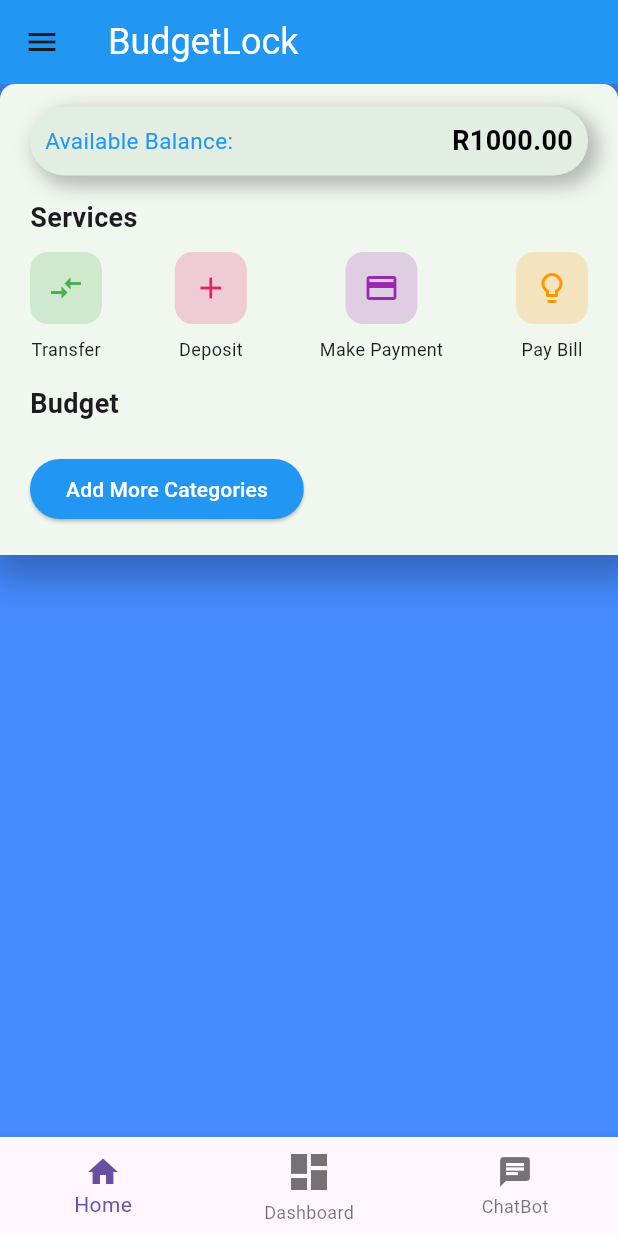
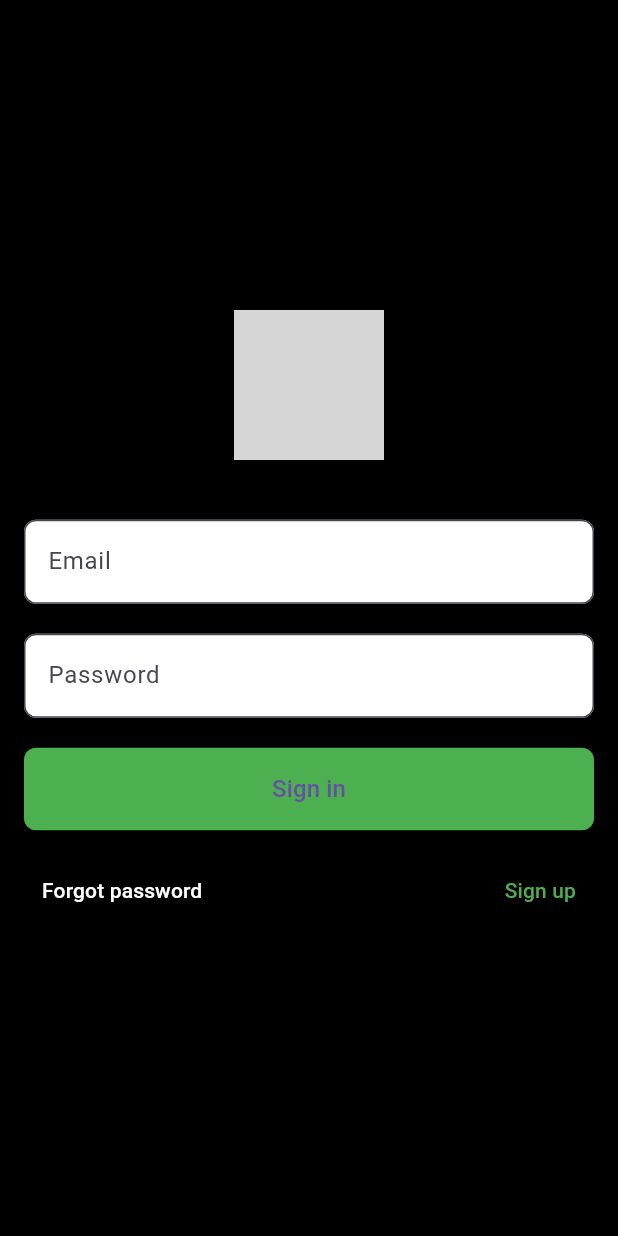
Before and after one commit to Mahlomola2002/BudgetLock, a Flutter app: the screen it shows after launch, on a phone screen of 412 x 824 dp. Run offline on Flutter 3.47's test engine with Material 3 defaults, Android fonts, the phone set to English and light mode, and no system bars; our stand-ins replace emoji_picker_flutter, firebase_auth, firebase_core; accounts and stored records are empty; grey boxes are pictures that could not be loaded.

Commit message:
added sign in

```diff
--- a/lib/main.dart
+++ b/lib/main.dart
@@ -1,10 +1,37 @@
 // ignore_for_file: prefer_const_constructors, use_key_in_widget_constructors, prefer_const_literals_to_create_immutables
 
 import 'package:budget_lock/screens/chatbot.dart';
+import 'package:budget_lock/screens/emailverification.dart';
+import 'package:budget_lock/screens/login_screen.dart';
+import 'package:budget_lock/screens/signup_screen.dart';
 import 'package:flutter/material.dart';
 import 'screens/home.dart';
+// ignore_for_file: prefer_const_constructors, use_key_in_widget_constructors, prefer_const_literals_to_create_immutables
+import 'package:firebase_core/firebase_core.dart';
+import 'package:flutter/foundation.dart'; // For kIsWeb
+import 'package:flutter/material.dart';
 
-void main() {
+void main() async {
+  WidgetsFlutterBinding.ensureInitialized();
+
+  if (kIsWeb) {
+    // Initialize Firebase for Web
+    await Firebase.initializeApp(
+      options: FirebaseOptions(
+        apiKey: "AIzaSyB_fJyZrgVUQGHqqaeP0pj6BcmZOSU0rsc",
+        authDomain: "budgetlock-912ac.firebaseapp.com",
+        projectId: "budgetlock-912ac",
+        storageBucket: "budgetlock-912ac.appspot.com",
+        messagingSenderId: "753165604601",
+        appId: "1:753165604601:web:931027a787c8ea48a73428",
+        measurementId: "G-L8PCEYM3T7",
+      ),
+    );
+  } else {
+    // Initialize Firebase for Mobile (Android/iOS)
+    await Firebase.initializeApp();
+  }
+
   runApp(MyApp());
 }
 
@@ -30,7 +57,44 @@ class _MyAppState extends State<MyApp> {
   @override
   Widget build(BuildContext context) {
     return MaterialApp(
-      home: Scaffold(
+      title: 'Flutter Login App',
+      theme: ThemeData(
+        primarySwatch: Colors.blue,
+      ),
+      initialRoute: '/login',
+      routes: {
+        '/login': (context) => LoginScreen(),
+        '/sign-up': (context) => SignUpScreen(),
+        '/email-verification': (context) => EmailVerificationScreen(),
+        '/home': (context) => HomeWrapper(), // Wrapper for home with navigation
+      },
+    );
+  }
+}
+
+// Wrapper for Home with Navigation
+class HomeWrapper extends StatefulWidget {
+  @override
+  _HomeWrapperState createState() => _HomeWrapperState();
+}
+
+class _HomeWrapperState extends State<HomeWrapper> {
+  int _currentIndex = 0;
+  final List<Widget> _children = [
+    HomeScreen(),
+    DashboardScreen(),
+    ChatBotScreen(),
+  ];
+
+  void onTabTapped(int index) {
+    setState(() {
+      _currentIndex = index;
+    });
+  }
+
+  @override
+  Widget build(BuildContext context) {
+    return Scaffold(
       body: IndexedStack(
         index: _currentIndex,
         children: _children,
@@ -53,7 +117,6 @@ class _MyAppState extends State<MyApp> {
           ),
         ],
       ),
-      ),
     );
   }
 }
--- a/lib/screens/chatbot.dart
+++ b/lib/screens/chatbot.dart
@@ -144,7 +144,7 @@ class _ChatBotScreenState extends State<ChatBotScreen> {
           ElevatedButton(
             onPressed: () => _handleSubmitted(_textController.text),
             style: ElevatedButton.styleFrom(
-              primary: Colors.purpleAccent, // Updated color to match the theme
+              backgroundColor: Colors.purpleAccent, // Updated color to match the theme
               shape: CircleBorder(),
               padding: EdgeInsets.all(12.0),
             ),
--- a/lib/screens/create_Budget.dart
+++ b/lib/screens/create_Budget.dart
@@ -104,7 +104,7 @@ class _CreateGoalScreenState extends State<CreateGoalScreen> {
               child: ElevatedButton(
                 child: Text('Create'),
                 style: ElevatedButton.styleFrom(
-                  primary: Colors.blue,
+                  backgroundColor: Colors.blue,
                   padding: EdgeInsets.symmetric(vertical: 16),
                 ),
                 onPressed: () {
--- a/lib/screens/home.dart
+++ b/lib/screens/home.dart
@@ -319,8 +319,7 @@ class _HomeScreenState extends State<HomeScreen>
                       },
                       child: Text('Add More Categories'),
                       style: ElevatedButton.styleFrom(
-                        primary: Colors.blue,
-                        onPrimary: Colors.white,
+                        foregroundColor: Colors.white, backgroundColor: Colors.blue,
                       ),
                     ),
                   ],
--- /dev/null
+++ b/lib/screens/login_screen.dart
@@ -0,0 +1,169 @@
+import 'package:firebase_auth/firebase_auth.dart';
+import 'package:flutter/material.dart';
+
+
+
+class LoginScreen extends StatefulWidget {
+  @override
+  _LoginScreenState createState() => _LoginScreenState();
+}
+
+class _LoginScreenState extends State<LoginScreen> {
+  final _emailController = TextEditingController();
+  final _passwordController = TextEditingController();
+  final FirebaseAuth _auth = FirebaseAuth.instance;
+  String _errorMessage = '';
+
+  Future<void> _login() async {
+    final email = _emailController.text.trim();
+    final password = _passwordController.text.trim();
+
+    try {
+      UserCredential userCredential = await _auth.signInWithEmailAndPassword(
+        email: email,
+        password: password,
+      );
+
+      User? user = userCredential.user;
+
+      if (user != null && user.emailVerified) {
+        Navigator.of(context).pushReplacementNamed('/home');
+      } else {
+        setState(() {
+          _errorMessage = 'Please verify your email before logging in.';
+        });
+      }
+    } catch (error) {
+      setState(() {
+        _errorMessage = error.toString();
+      });
+    }
+  }
+
+  Future<void> _resetPassword() async {
+    final email = _emailController.text.trim();
+
+    if (email.isEmpty) {
+      setState(() {
+        _errorMessage = 'Please enter your email address.';
+      });
+      return;
+    }
+
+    try {
+      await _auth.sendPasswordResetEmail(email: email);
+      setState(() {
+        _errorMessage = 'Password reset email sent. Check your inbox.';
+      });
+    } catch (error) {
+      setState(() {
+        _errorMessage = error.toString();
+      });
+    }
+  }
+
+  @override
+  Widget build(BuildContext context) {
+    return Scaffold(
+      backgroundColor: Colors.black,
+      body: Padding(
+        padding: const EdgeInsets.all(16.0),
+        child: Column(
+          mainAxisAlignment: MainAxisAlignment.center,
+          children: <Widget>[
+            // Logo at the top
+            Image.asset(
+              'assets/logo.jpeg', // Replace with your logo asset path
+              height: 100,
+            ),
+            SizedBox(height: 40),
+
+            // Email field
+            TextField(
+              controller: _emailController,
+              decoration: InputDecoration(
+                filled: true,
+                fillColor: Colors.white,
+                hintText: 'Email',
+                border: OutlineInputBorder(
+                  borderRadius: BorderRadius.circular(8.0),
+                ),
+              ),
+              keyboardType: TextInputType.emailAddress,
+              style: TextStyle(color: Colors.black),
+            ),
+            SizedBox(height: 20),
+
+            // Password field
+            TextField(
+              controller: _passwordController,
+              decoration: InputDecoration(
+                filled: true,
+                fillColor: Colors.white,
+                hintText: 'Password',
+                border: OutlineInputBorder(
+                  borderRadius: BorderRadius.circular(8.0),
+                ),
+              ),
+              obscureText: true,
+              style: TextStyle(color: Colors.black),
+            ),
+            SizedBox(height: 20),
+
+            // Sign In button
+            SizedBox(
+              width: double.infinity,
+              child: ElevatedButton(
+                style: ElevatedButton.styleFrom(
+                  backgroundColor: Colors.green, // Button color
+                  padding: EdgeInsets.symmetric(vertical: 16.0),
+                  shape: RoundedRectangleBorder(
+                    borderRadius: BorderRadius.circular(8.0),
+                  ),
+                ),
+                onPressed: _login,
+                child: Text(
+                  'Sign in',
+                  style: TextStyle(fontSize: 16),
+                ),
+              ),
+            ),
+            SizedBox(height: 16.0),
+
+            // Error message display
+            if (_errorMessage.isNotEmpty) ...[
+              SizedBox(height: 16.0),
+              Text(
+                _errorMessage,
+                style: TextStyle(color: Colors.red),
+              ),
+            ],
+
+            // Forgot password and Sign up links
+            Row(
+              mainAxisAlignment: MainAxisAlignment.spaceBetween,
+              children: [
+                TextButton(
+                  onPressed: _resetPassword,
+                  child: Text(
+                    'Forgot password',
+                    style: TextStyle(color: Colors.white),
+                  ),
+                ),
+                TextButton(
+                  onPressed: () {
+                    Navigator.of(context).pushNamed('/sign-up');
+                  },
+                  child: Text(
+                    'Sign up',
+                    style: TextStyle(color: Colors.green),
+                  ),
+                ),
+              ],
+            ),
+          ],
+        ),
+      ),
+    );
+  }
+}
--- a/pubspec.yaml
+++ b/pubspec.yaml
@@ -35,11 +35,12 @@ dependencies:
   # The following adds the Cupertino Icons font to your application.
   # Use with the CupertinoIcons class for iOS style icons.
   cupertino_icons: ^1.0.2
-  emoji_picker_flutter: ^3.0.0
+  emoji_picker_flutter: ^2.1.1
   http: ^1.2.2
   web_socket_channel: '>=2.4.0 <2.4.4'
   socket_io_client: ^2.0.0
-
+  firebase_core:  ^2.32.0
+  firebase_auth: 4.20.0
 
 dev_dependencies:
   flutter_test:
```
Also changed, not shown: lib/screens/emailverification.dart (added, +82 -0 lines), lib/screens/home_screen.dart (added, +33 -0 lines), lib/screens/signup_screen.dart (added, +167 -0 lines), lib/screens/login.dart (deleted), lib/screens/signUp.dart (deleted), pubspec.lock, 3 other files. Lines whose indentation alone changed are shown as unchanged.
